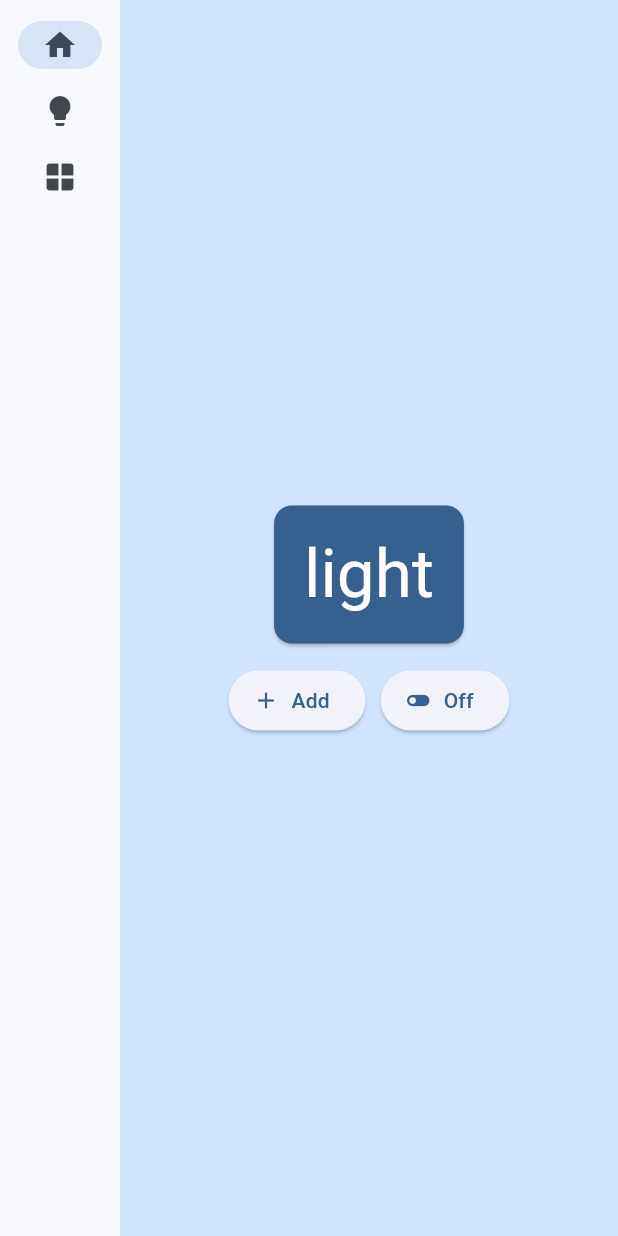
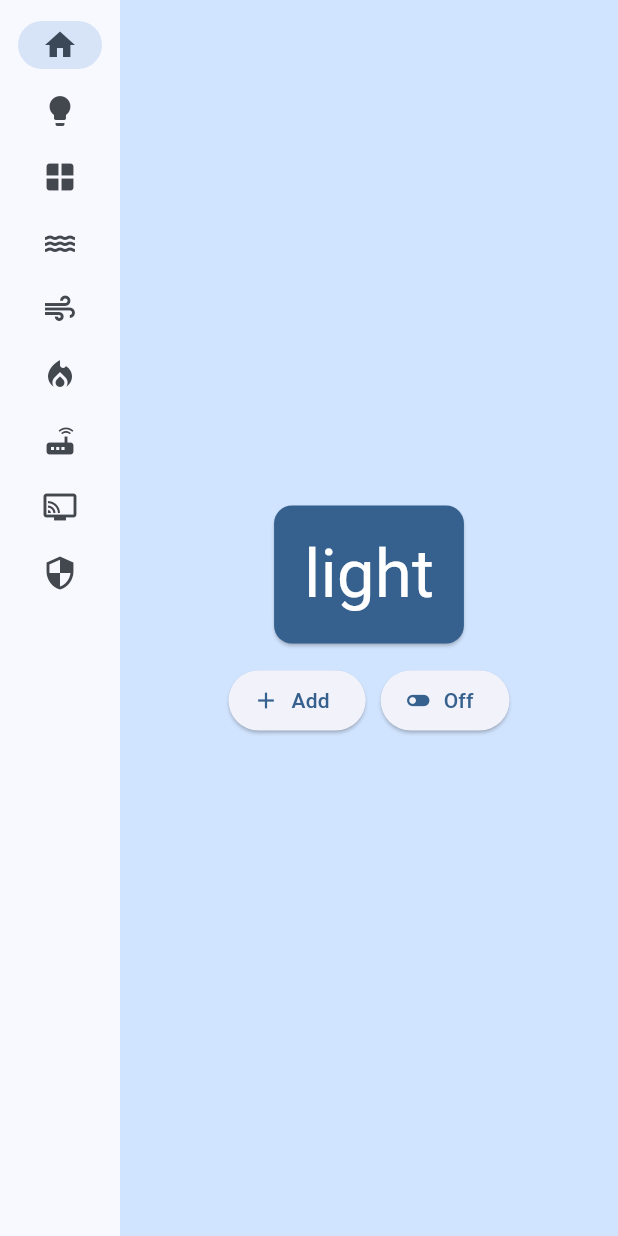
Before and after one commit to auryo-B/prototype-greehouse, a Flutter app: the screen it shows after launch, on a phone screen of 412 x 824 dp. Run offline on Flutter 3.47's test engine with Material 2 defaults, Android fonts, the phone set to English and light mode, and no system bars.

Commit message:
🚧 NavigationRail made with Tuple2

```diff
--- a/lib/main.dart
+++ b/lib/main.dart
@@ -1,4 +1,3 @@
-import 'package:english_words/english_words.dart';
 import 'package:flutter/material.dart';
 import 'package:my_app/tuple2.dart';
 import 'package:provider/provider.dart';
@@ -93,6 +92,12 @@ class _MyHomePageState extends State<MyHomePage> {
                   Tuple2(Icons.home, 'Home'),
                   Tuple2(Icons.lightbulb, 'Lights'),
                   Tuple2(Icons.window, 'Windows'),
+                  Tuple2(Icons.water, 'Water'),
+                  Tuple2(Icons.air, 'Clim'),
+                  Tuple2(Icons.local_fire_department, 'Heat'),
+                  Tuple2(Icons.router, 'Internet'),
+                  Tuple2(Icons.connected_tv, 'TV'),
+                  Tuple2(Icons.security, 'Security'),
                 ]
                     .map(
                       (e) => NavigationRailDestination(
@@ -101,31 +106,6 @@ class _MyHomePageState extends State<MyHomePage> {
                       ),
                     )
                     .toList(growable: false),
-                //   NavigationRailDestination(
-                //     icon: Icon(Icons.water),
-                //     label: Text('Water'),
-                //   ),
-                //   NavigationRailDestination(
-                //     icon: Icon(Icons.air),
-                //     label: Text('Clim'),
-                //   ),
-                //   NavigationRailDestination(
-                //     icon: Icon(Icons.local_fire_department),
-                //     label: Text('Heat'),
-                //   ),
-                //   NavigationRailDestination(
-                //     icon: Icon(Icons.router),
-                //     label: Text('Internet'),
-                //   ),
-                //   NavigationRailDestination(
-                //     icon: Icon(Icons.connected_tv),
-                //     label: Text('TV'),
-                //   ),
-                //   NavigationRailDestination(
-                //     icon: Icon(Icons.security),
-                //     label: Text('Security'),
-                //   ),
-                // ],
                 selectedIndex: selectedIndex,
                 onDestinationSelected: (value) {
                   setState(() {
```
